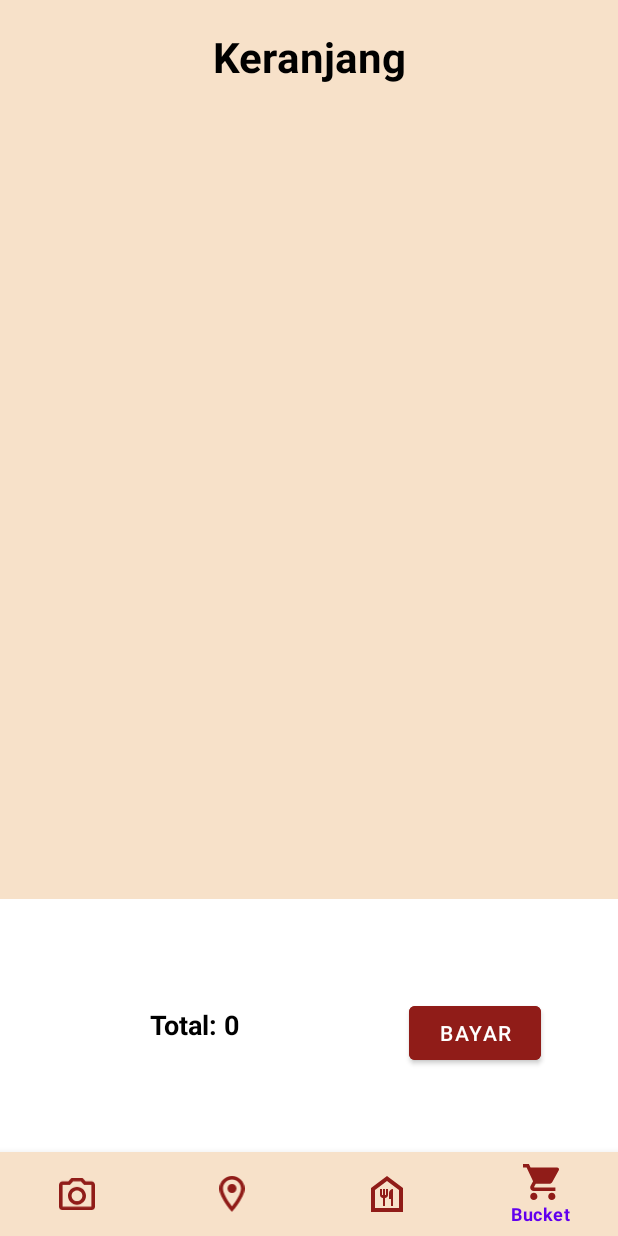
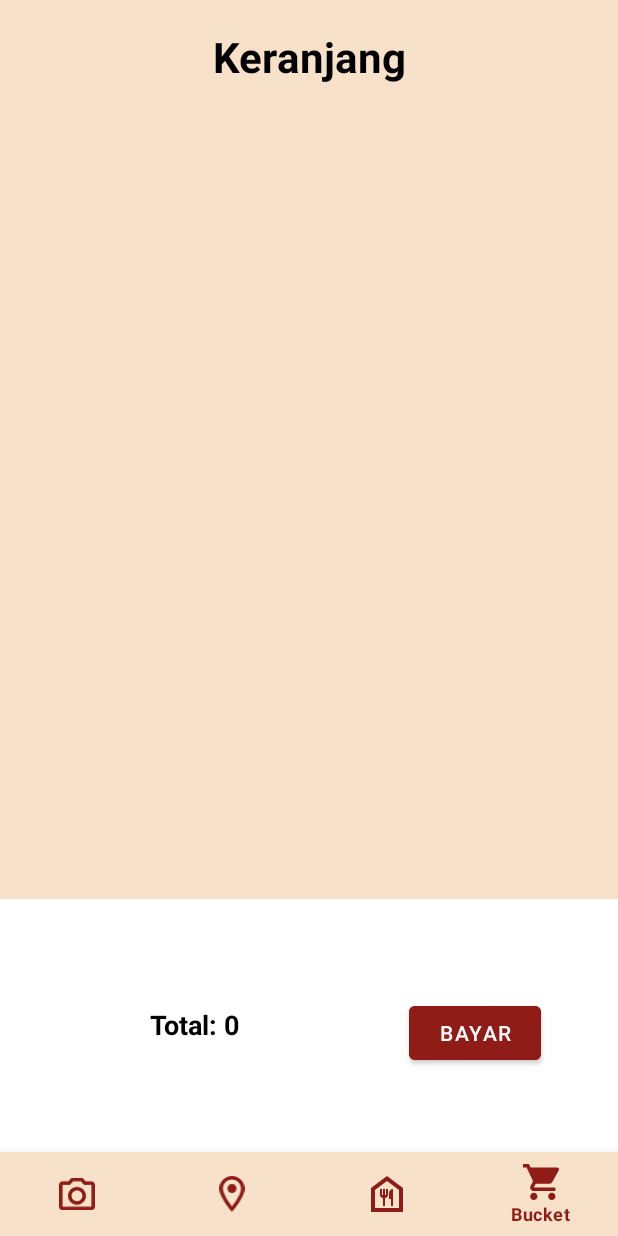
Before and after one commit to ZianTsabit/if3210-2023-android-mlk, an Android app: the screen it shows after launch (MainActivity), item 4 of the bottom bar chosen, on a phone screen of 412 x 824 dp. Run offline under Robolectric (Android 15) with nearby library versions, the phone set to English and light mode, and no system bars; our stand-ins replace Room's generated code; libraries missing offline, so code that uses them is left out: androidx.camera.core, androidx.camera.lifecycle.

Commit message:
fix: change the theme color

```diff
--- a/app/src/main/res/values-night/themes.xml
+++ b/app/src/main/res/values-night/themes.xml
@@ -2,7 +2,7 @@
     <!-- Base application theme. -->
     <style name="Theme.Malika" parent="Theme.MaterialComponents.DayNight.NoActionBar">
         <!-- Primary brand color. -->
-        <item name="colorPrimary">@color/purple_200</item>
+        <item name="colorPrimary">@color/maroon_red</item>
         <item name="colorPrimaryVariant">@color/ECE1D4</item>
         <item name="colorOnPrimary">@color/black</item>
         <!-- Secondary brand color. -->
--- a/app/src/main/res/values/themes.xml
+++ b/app/src/main/res/values/themes.xml
@@ -9,7 +9,7 @@
     <!-- Base application theme. -->
     <style name="Theme.Malika" parent="Theme.MaterialComponents.DayNight.NoActionBar">
         <!-- Primary brand color. -->
-        <item name="colorPrimary">@color/purple_500</item>
+        <item name="colorPrimary">@color/maroon_red</item>
         <item name="colorPrimaryVariant">@color/ECE1D4</item>
         <item name="colorOnPrimary">@color/white</item>
         <!-- Secondary brand color. -->
```
Also changed, not shown: app/src/main/res/menu/navbar.xml (+8 -4 lines), 1 other file.
